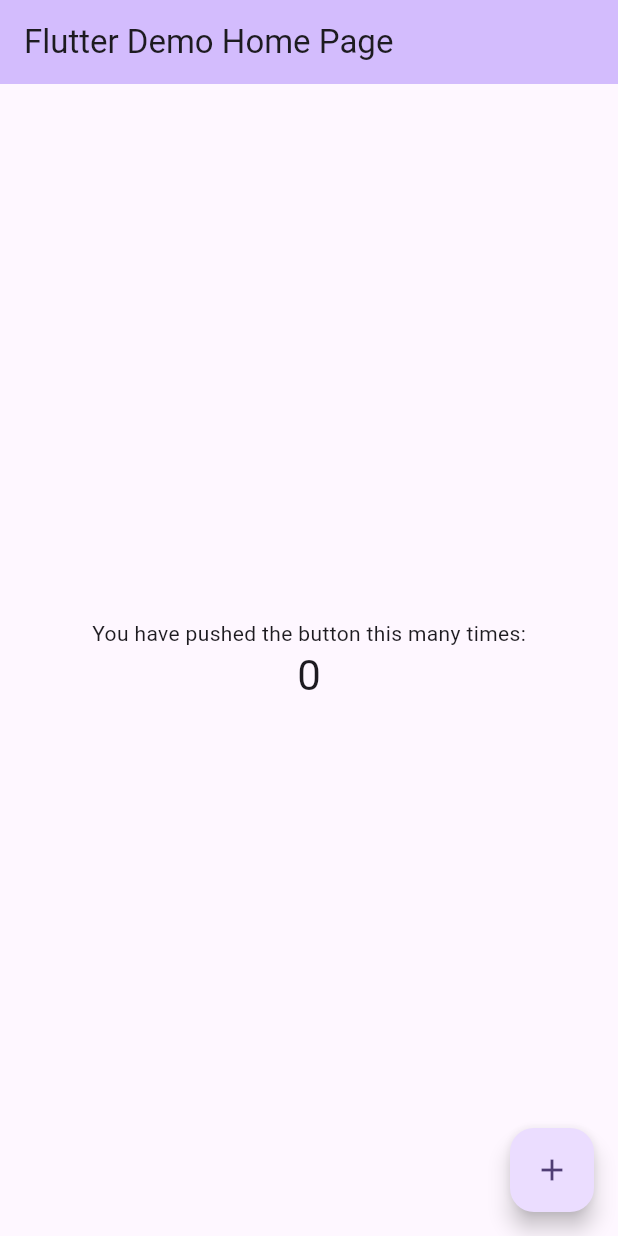
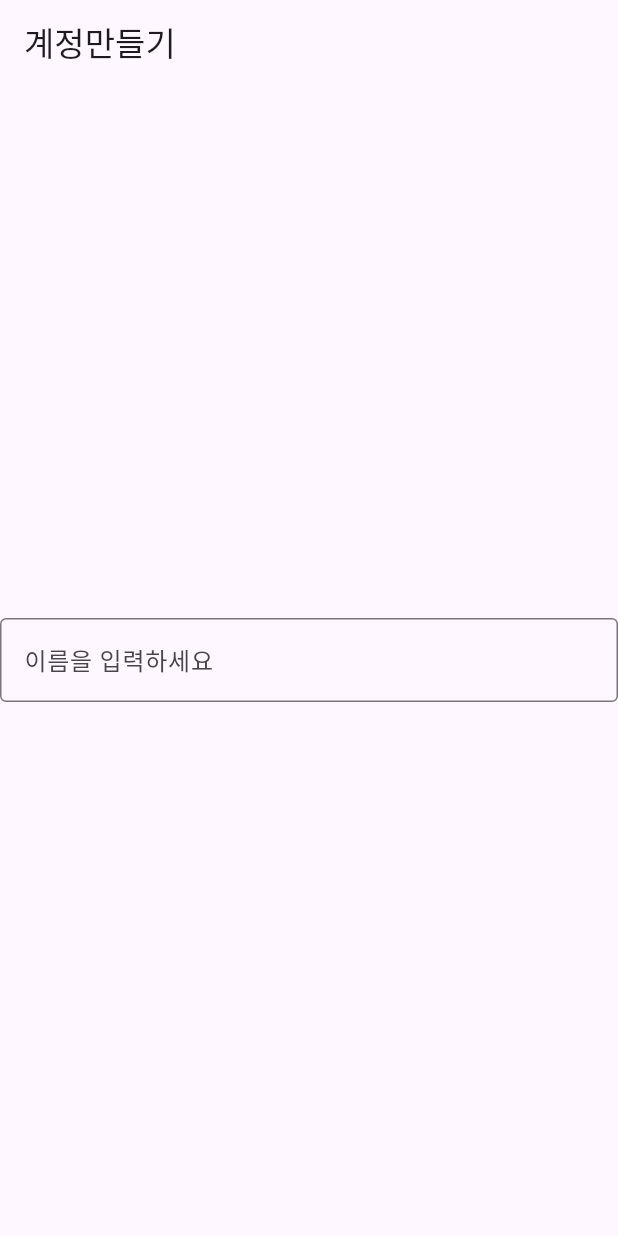
Before and after one commit to taetae0821/HABL, a Flutter app: the screen it shows after launch, on a phone screen of 412 x 824 dp. Run offline on Flutter 3.47's test engine with Material 3 defaults, Android fonts, the phone set to English and light mode, and no system bars.

Commit message:
기초 틀

```diff
--- a/lib/main.dart
+++ b/lib/main.dart
@@ -1,122 +1,7 @@
 import 'package:flutter/material.dart';
 
-void main() {
+import 'src/app.dart';
+
+void main(){
   runApp(const MyApp());
 }
-
-class MyApp extends StatelessWidget {
-  const MyApp({super.key});
-
-  // This widget is the root of your application.
-  @override
-  Widget build(BuildContext context) {
-    return MaterialApp(
-      title: 'Flutter Demo',
-      theme: ThemeData(
-        // This is the theme of your application.
-        //
-        // TRY THIS: Try running your application with "flutter run". You'll see
-        // the application has a purple toolbar. Then, without quitting the app,
-        // try changing the seedColor in the colorScheme below to Colors.green
-        // and then invoke "hot reload" (save your changes or press the "hot
-        // reload" button in a Flutter-supported IDE, or press "r" if you used
-        // the command line to start the app).
-        //
-        // Notice that the counter didn't reset back to zero; the application
-        // state is not lost during the reload. To reset the state, use hot
-        // restart instead.
-        //
-        // This works for code too, not just values: Most code changes can be
-        // tested with just a hot reload.
-        colorScheme: .fromSeed(seedColor: Colors.deepPurple),
-      ),
-      home: const MyHomePage(title: 'Flutter Demo Home Page'),
-    );
-  }
-}
-
-class MyHomePage extends StatefulWidget {
-  const MyHomePage({super.key, required this.title});
-
-  // This widget is the home page of your application. It is stateful, meaning
-  // that it has a State object (defined below) that contains fields that affect
-  // how it looks.
-
-  // This class is the configuration for the state. It holds the values (in this
-  // case the title) provided by the parent (in this case the App widget) and
-  // used by the build method of the State. Fields in a Widget subclass are
-  // always marked "final".
-
-  final String title;
-
-  @override
-  State<MyHomePage> createState() => _MyHomePageState();
-}
-
-class _MyHomePageState extends State<MyHomePage> {
-  int _counter = 0;
-
-  void _incrementCounter() {
-    setState(() {
-      // This call to setState tells the Flutter framework that something has
-      // changed in this State, which causes it to rerun the build method below
-      // so that the display can reflect the updated values. If we changed
-      // _counter without calling setState(), then the build method would not be
-      // called again, and so nothing would appear to happen.
-      _counter++;
-    });
-  }
-
-  @override
-  Widget build(BuildContext context) {
-    // This method is rerun every time setState is called, for instance as done
-    // by the _incrementCounter method above.
-    //
-    // The Flutter framework has been optimized to make rerunning build methods
-    // fast, so that you can just rebuild anything that needs updating rather
-    // than having to individually change instances of widgets.
-    return Scaffold(
-      appBar: AppBar(
-        // TRY THIS: Try changing the color here to a specific color (to
-        // Colors.amber, perhaps?) and trigger a hot reload to see the AppBar
-        // change color while the other colors stay the same.
-        backgroundColor: Theme.of(context).colorScheme.inversePrimary,
-        // Here we take the value from the MyHomePage object that was created by
-        // the App.build method, and use it to set our appbar title.
-        title: Text(widget.title),
-      ),
-      body: Center(
-        // Center is a layout widget. It takes a single child and positions it
-        // in the middle of the parent.
-        child: Column(
-          // Column is also a layout widget. It takes a list of children and
-          // arranges them vertically. By default, it sizes itself to fit its
-          // children horizontally, and tries to be as tall as its parent.
-          //
-          // Column has various properties to control how it sizes itself and
-          // how it positions its children. Here we use mainAxisAlignment to
-          // center the children vertically; the main axis here is the vertical
-          // axis because Columns are vertical (the cross axis would be
-          // horizontal).
-          //
-          // TRY THIS: Invoke "debug painting" (choose the "Toggle Debug Paint"
-          // action in the IDE, or press "p" in the console), to see the
-          // wireframe for each widget.
-          mainAxisAlignment: .center,
-          children: [
-            const Text('You have pushed the button this many times:'),
-            Text(
-              '$_counter',
-              style: Theme.of(context).textTheme.headlineMedium,
-            ),
-          ],
-        ),
-      ),
-      floatingActionButton: FloatingActionButton(
-        onPressed: _incrementCounter,
-        tooltip: 'Increment',
-        child: const Icon(Icons.add),
-      ),
-    );
-  }
-}
--- /dev/null
+++ b/lib/src/app.dart
@@ -0,0 +1,17 @@
+import 'package:flutter/material.dart';
+import './signup.dart';
+
+class MyApp extends StatelessWidget {
+  const MyApp({Key? key}) : super(key: key);
+
+  @override
+  Widget build(BuildContext context) {
+    return MaterialApp(
+      title: 'My App',
+      theme: ThemeData(
+        primarySwatch: Colors.blue,
+      ),
+      home: const Signup(),
+    );
+  }
+}
--- /dev/null
+++ b/lib/src/signup.dart
@@ -0,0 +1,22 @@
+import 'package:flutter/material.dart';
+
+class Signup extends StatelessWidget {
+  const Signup({Key? key}) : super(key: key);
+
+  @override
+  Widget build(BuildContext context) {
+    return Scaffold(
+      appBar: AppBar(
+        title: const Text('계정만들기'),
+      ),
+      body: const Center(
+        child: TextField(
+          decoration: InputDecoration(
+            border: OutlineInputBorder(),
+            labelText: '이름을 입력하세요',
+          ),
+        )
+      ),
+    );
+  }
+}
```
